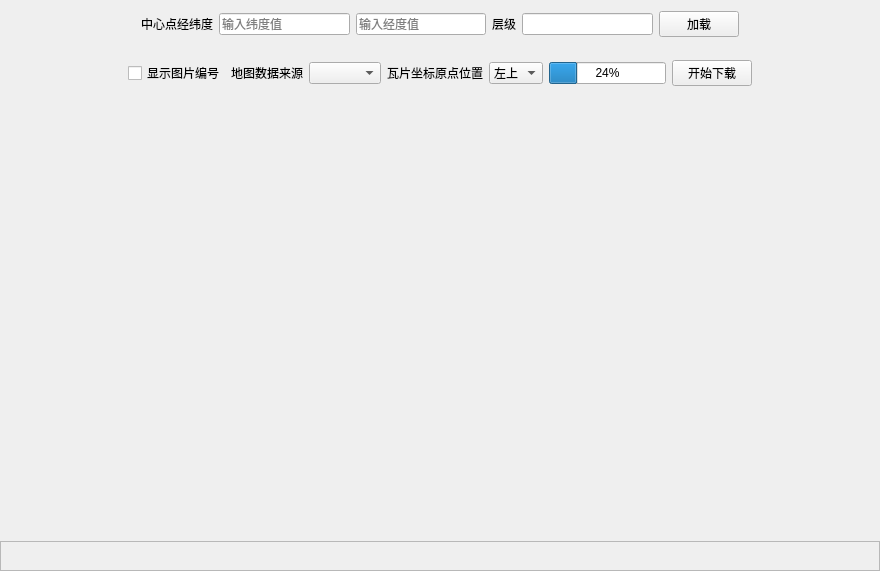
First picture: the form in zchx_ecdis/src/mainwindow.ui, repository bnufree/MapMerge, before the edit.
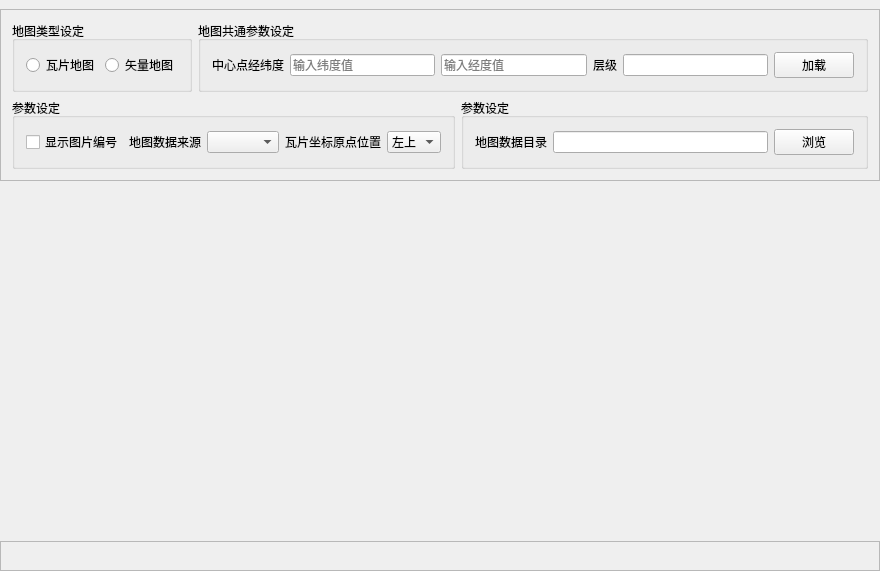
Second picture: the form after the edit.

Commit message: 导入文件夹添加进度条显示 取消开始按钮 解决widget背景显示不正确的问题

Patch:
```diff
--- a/zchx_ecdis/src/mainwindow.ui
+++ b/zchx_ecdis/src/mainwindow.ui
@@ -14,7 +14,7 @@
    <string>MainWindow</string>
   </property>
   <widget class="QWidget" name="centralWidget">
-   <layout class="QVBoxLayout" name="verticalLayout" stretch="0,0,0,0">
+   <layout class="QVBoxLayout" name="verticalLayout" stretch="0,0,0">
     <property name="spacing">
      <number>1</number>
     </property>
@@ -22,7 +22,7 @@
      <number>0</number>
     </property>
     <property name="topMargin">
-     <number>0</number>
+     <number>9</number>
     </property>
     <property name="rightMargin">
      <number>0</number>
@@ -33,25 +33,55 @@
     <item>
      <widget class="QFrame" name="load_frame">
       <property name="sizePolicy">
-       <sizepolicy hsizetype="Preferred" vsizetype="Fixed">
+       <sizepolicy hsizetype="Preferred" vsizetype="Maximum">
         <horstretch>0</horstretch>
         <verstretch>0</verstretch>
        </sizepolicy>
       </property>
-      <layout class="QHBoxLayout" name="horizontalLayout">
+      <property name="frameShape">
+       <enum>QFrame::StyledPanel</enum>
+      </property>
+      <property name="frameShadow">
+       <enum>QFrame::Raised</enum>
+      </property>
+      <layout class="QVBoxLayout" name="verticalLayout_3">
        <item>
-        <spacer name="horizontalSpacer">
-         <property name="orientation">
-          <enum>Qt::Horizontal</enum>
-         </property>
-         <property name="sizeHint" stdset="0">
-          <size>
-           <width>40</width>
-           <height>20</height>
-          </size>
-         </property>
-        </spacer>
-       </item>
+        <layout class="QHBoxLayout" name="horizontalLayout_7">
+         <item>
+          <widget class="QGroupBox" name="mapTypeGroup">
+           <property name="title">
+            <string>地图类型设定</string>
+           </property>
+           <layout class="QHBoxLayout" name="horizontalLayout_4">
+            <item>
+             <widget class="QRadioButton" name="tileRadioBtn">
+              <property name="text">
+               <string>瓦片地图</string>
+              </property>
+              <attribute name="buttonGroup">
+               <string notr="true">mapTypeBtnGroup</string>
+              </attribute>
+             </widget>
+            </item>
+            <item>
+             <widget class="QRadioButton" name="vectorRadioBtn">
+              <property name="text">
+               <string>矢量地图</string>
+              </property>
+              <attribute name="buttonGroup">
+               <string notr="true">mapTypeBtnGroup</string>
+              </attribute>
+             </widget>
+            </item>
+           </layout>
+          </widget>
+         </item>
+         <item>
+          <widget class="QGroupBox" name="mapCoreParamGroup">
+           <property name="title">
+            <string>地图共通参数设定</string>
+           </property>
+           <layout class="QHBoxLayout" name="horizontalLayout_5">
        <item>
         <widget class="QLabel" name="label">
          <property name="text">
@@ -60,14 +90,14 @@
         </widget>
        </item>
        <item>
-        <widget class="QLineEdit" name="lat">
+             <widget class="QLineEdit" name="centerLat">
          <property name="placeholderText">
           <string>输入纬度值</string>
          </property>
         </widget>
        </item>
        <item>
-        <widget class="QLineEdit" name="lon">
+             <widget class="QLineEdit" name="centerLon">
          <property name="placeholderText">
           <string>输入经度值</string>
          </property>
@@ -84,50 +114,25 @@
         <widget class="QLineEdit" name="zoom"/>
        </item>
        <item>
-        <widget class="QPushButton" name="load">
+             <widget class="QPushButton" name="loadBtn">
          <property name="text">
           <string>加载</string>
          </property>
         </widget>
        </item>
-       <item>
-        <spacer name="horizontalSpacer_2">
-         <property name="orientation">
-          <enum>Qt::Horizontal</enum>
-         </property>
-         <property name="sizeHint" stdset="0">
-          <size>
-           <width>40</width>
-           <height>20</height>
-          </size>
-         </property>
-        </spacer>
-       </item>
       </layout>
      </widget>
     </item>
-    <item>
-     <widget class="QFrame" name="ctrl_frame">
-      <property name="sizePolicy">
-       <sizepolicy hsizetype="Preferred" vsizetype="Fixed">
-        <horstretch>0</horstretch>
-        <verstretch>0</verstretch>
-       </sizepolicy>
-      </property>
-      <layout class="QHBoxLayout" name="horizontalLayout_2">
-       <item>
-        <spacer name="horizontalSpacer_3">
-         <property name="orientation">
-          <enum>Qt::Horizontal</enum>
-         </property>
-         <property name="sizeHint" stdset="0">
-          <size>
-           <width>40</width>
-           <height>20</height>
-          </size>
-         </property>
-        </spacer>
+        </layout>
        </item>
+       <item>
+        <layout class="QHBoxLayout" name="horizontalLayout_6">
+         <item>
+          <widget class="QGroupBox" name="tileGroup">
+           <property name="title">
+            <string>参数设定</string>
+           </property>
+           <layout class="QHBoxLayout" name="horizontalLayout">
        <item>
         <widget class="QCheckBox" name="image_num">
          <property name="text">
@@ -143,7 +148,7 @@
         </widget>
        </item>
        <item>
-        <widget class="QComboBox" name="source"/>
+             <widget class="QComboBox" name="tileSource"/>
        </item>
        <item>
         <widget class="QLabel" name="label_2">
@@ -153,7 +158,7 @@
         </widget>
        </item>
        <item>
-        <widget class="QComboBox" name="origin_pos">
+             <widget class="QComboBox" name="tilePos">
          <item>
           <property name="text">
            <string>左上</string>
@@ -166,32 +171,40 @@
          </item>
         </widget>
        </item>
-       <item>
-        <widget class="QProgressBar" name="progressBar">
-         <property name="value">
-          <number>24</number>
-         </property>
+           </layout>
         </widget>
        </item>
        <item>
-        <widget class="QPushButton" name="download">
+          <widget class="QGroupBox" name="vectorGroup">
+           <property name="title">
+            <string>参数设定</string>
+           </property>
+           <layout class="QVBoxLayout" name="verticalLayout_4">
+            <item>
+             <layout class="QHBoxLayout" name="horizontalLayout_2">
+              <item>
+               <widget class="QLabel" name="label_5">
          <property name="text">
-          <string>开始下载</string>
+                 <string>地图数据目录</string>
          </property>
         </widget>
        </item>
        <item>
-        <spacer name="horizontalSpacer_4">
-         <property name="orientation">
-          <enum>Qt::Horizontal</enum>
-         </property>
-         <property name="sizeHint" stdset="0">
-          <size>
-           <width>40</width>
-           <height>20</height>
-          </size>
-         </property>
-        </spacer>
+               <widget class="QLineEdit" name="vectorDir"/>
+              </item>
+              <item>
+               <widget class="QPushButton" name="vectorDirBrowseBtn">
+                <property name="text">
+                 <string>浏览</string>
+                </property>
+               </widget>
+              </item>
+             </layout>
+            </item>
+           </layout>
+          </widget>
+         </item>
+        </layout>
        </item>
       </layout>
      </widget>
```
Left out of the diff: 5 changed lines with no effect on the pictures. Lines whose indentation alone changed are shown as unchanged. The commit also changes 13 other files.
